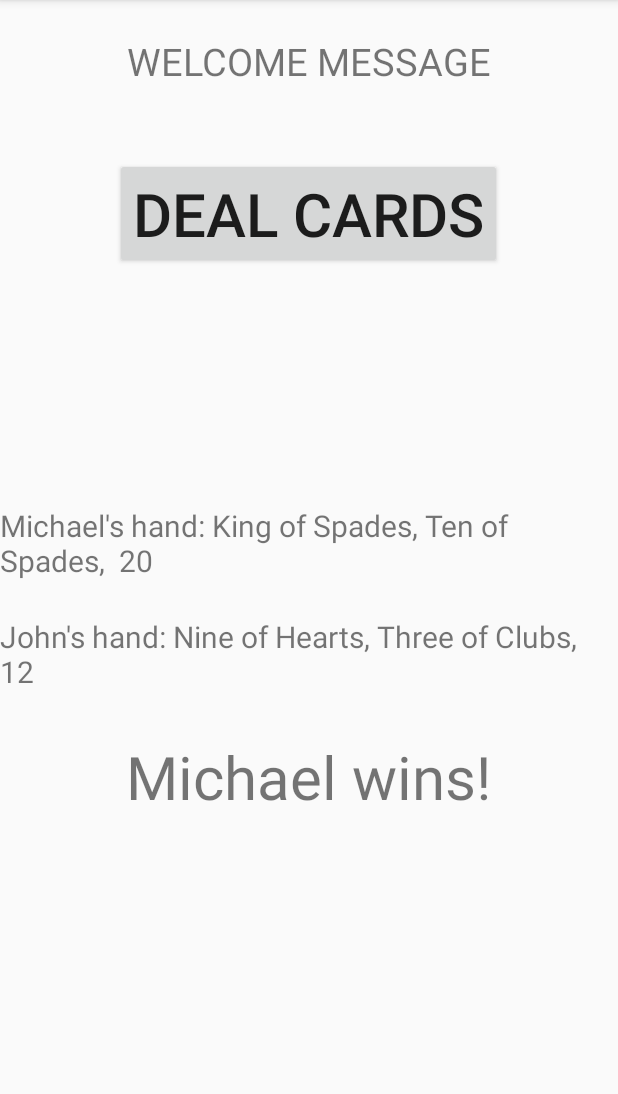
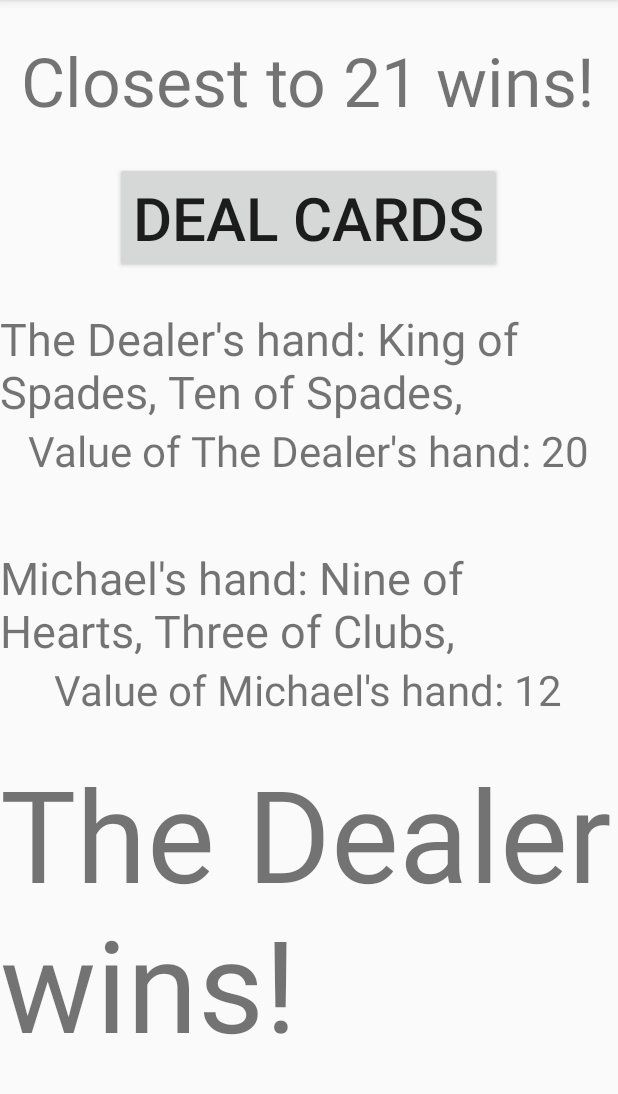
Before and after one commit to mas2206/project2_blackjack_app, an Android app: the screen it shows after launch (MainActivity), after a tap on "DEAL CARDS", on a phone screen of 412 x 824 dp, the part 84-1178 px from its top. Run offline under Robolectric (Android 15) with nearby library versions, the phone set to English and light mode, and no system bars.

Commit message:
seperated players hand and value in the activity, changed layout slightly

```diff
--- a/app/src/main/java/example/codeclan/com/blackjackapp/MainActivity.java
+++ b/app/src/main/java/example/codeclan/com/blackjackapp/MainActivity.java
@@ -17,7 +17,9 @@ public class MainActivity extends AppCompatActivity {
     Hand hand2;
     Deck deck;
     TextView playerOneHandText;
+    TextView playerOneHandValue;
     TextView playerTwoHandText;
+    TextView playerTwoHandValue;
     TextView resultText;
     Button buttonPlayGame;
 
@@ -28,7 +30,9 @@ public class MainActivity extends AppCompatActivity {
         setContentView(R.layout.activity_main);
 
         playerOneHandText = (TextView) findViewById(R.id.player1_hand_text);
+        playerOneHandValue = (TextView) findViewById(R.id.player1_hand_value);
         playerTwoHandText = (TextView) findViewById(R.id.player2_hand_text);
+        playerTwoHandValue = (TextView) findViewById(R.id.player2_hand_value);
         resultText = (TextView) findViewById(R.id.result_text);
         buttonPlayGame = (Button) findViewById(R.id.play_game_button);
     }
@@ -37,8 +41,8 @@ public class MainActivity extends AppCompatActivity {
         deck = new Deck(new ArrayList<Card>());
         hand1 = new Hand();
         hand2 = new Hand();
-        player1 = new Player("Michael", hand1);
-        player2 = new Player("John", hand2);
+        player1 = new Player("The Dealer", hand1);
+        player2 = new Player("Michael", hand2);
         ArrayList<Player> players = new ArrayList<Player>();
         players.add(player1);
         players.add(player2);
@@ -49,8 +53,10 @@ public class MainActivity extends AppCompatActivity {
         Player winner = game.calculateWinner();
         String winnerMessage = game.displayWinner(winner);
 
-        playerOneHandText.setText(player1.getPlayerName() + "'s hand: " + playerOneHand + " " + player1.getHandValue());
-        playerTwoHandText.setText(player2.getPlayerName() + "'s hand: " + playerTwoHand + " " + player2.getHandValue());
+        playerOneHandText.setText(player1.getPlayerName() + "'s hand: " + playerOneHand);
+        playerOneHandValue.setText("Value of " + player1.getPlayerName() + "'s hand: " + player1.getHandValue());
+        playerTwoHandText.setText(player2.getPlayerName() + "'s hand: " + playerTwoHand);
+        playerTwoHandValue.setText("Value of " + player2.getPlayerName() + "'s hand: " + player2.getHandValue());
         resultText.setText(winnerMessage);
     }
 
--- a/app/src/main/res/layout/activity_main.xml
+++ b/app/src/main/res/layout/activity_main.xml
@@ -10,8 +10,8 @@
 
     <TextView
         android:id="@+id/welcome_message_text"
-        android:text="WELCOME MESSAGE"
-        android:textSize="25sp"
+        android:text="Closest to 21 wins!"
+        android:textSize="45sp"
         android:layout_width="wrap_content"
         android:layout_height="wrap_content"
         android:layout_centerHorizontal="true"
@@ -23,37 +23,52 @@
         android:textSize="40sp"
         android:layout_width="wrap_content"
         android:layout_height="wrap_content"
-        android:layout_marginTop="47dp"
+        android:layout_marginTop="24dp"
         android:onClick="onPlayGameButtonClick"
         android:layout_below="@+id/welcome_message_text"
         android:layout_centerHorizontal="true" />
 
     <TextView
         android:id="@+id/player1_hand_text"
-        android:textSize="20sp"
+        android:textSize="30sp"
         android:layout_width="wrap_content"
         android:layout_height="wrap_content"
-        android:layout_marginTop="157dp"
+        android:layout_marginTop="23dp"
         android:layout_below="@+id/play_game_button"
+        android:layout_centerHorizontal="true"/>
+
+    <TextView
+        android:id="@+id/player1_hand_value"
+        android:textSize="28sp"
+        android:layout_width="wrap_content"
+        android:layout_height="wrap_content"
+        android:layout_below="@+id/player1_hand_text"
+        android:layout_centerHorizontal="true"/>
+
+    <TextView
+        android:id="@+id/player2_hand_text"
+        android:textSize="30sp"
+        android:layout_width="wrap_content"
+        android:layout_height="wrap_content"
+        android:layout_marginTop="45dp"
+        android:layout_below="@+id/player1_hand_value"
         android:layout_centerHorizontal="true" />
 
     <TextView
-        android:id="@+id/player2_hand_text"
-        android:textSize="20sp"
+        android:id="@+id/player2_hand_value"
+        android:textSize="28sp"
         android:layout_width="wrap_content"
         android:layout_height="wrap_content"
-        android:layout_marginTop="23dp"
-        android:layout_below="@+id/player1_hand_text"
-        android:layout_alignRight="@+id/player1_hand_text"
-        android:layout_alignEnd="@+id/player1_hand_text" />
+        android:layout_below="@+id/player2_hand_text"
+        android:layout_centerHorizontal="true" />
 
     <TextView
         android:id="@+id/result_text"
-        android:textSize="40sp"
+        android:textSize="85sp"
         android:layout_width="wrap_content"
         android:layout_height="wrap_content"
-        android:layout_marginTop="29dp"
-        android:layout_below="@+id/player2_hand_text"
-        android:layout_centerHorizontal="true" />
+        android:layout_alignParentBottom="true"
+        android:layout_centerHorizontal="true"
+        android:layout_marginBottom="56dp" />
 
 </RelativeLayout>
```
